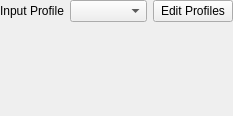
Above: libs/ui/input/config/kis_input_configuration_page.ui from KDE/krita before the change. Below: the same form after it.
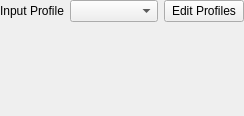
That is the form after the change. Custom widgets are drawn as their Qt base class.

The edit to the form file:
```diff
--- a/libs/ui/input/config/kis_input_configuration_page.ui
+++ b/libs/ui/input/config/kis_input_configuration_page.ui
@@ -10,7 +10,7 @@
    <rect>
     <x>0</x>
     <y>0</y>
-    <width>233</width>
+    <width>244</width>
     <height>116</height>
    </rect>
   </property>
@@ -109,7 +109,7 @@
        <rect>
         <x>0</x>
         <y>0</y>
-        <width>233</width>
+        <width>244</width>
         <height>87</height>
        </rect>
       </property>
```
Left out of the diff: 2 changed lines with no effect on the pictures.
